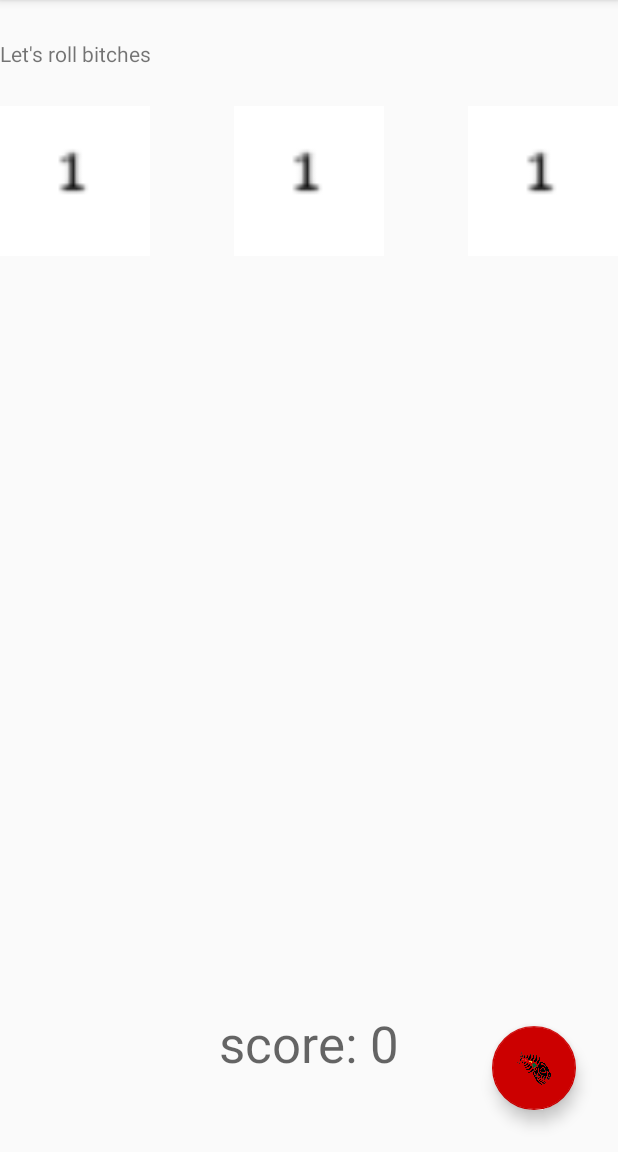
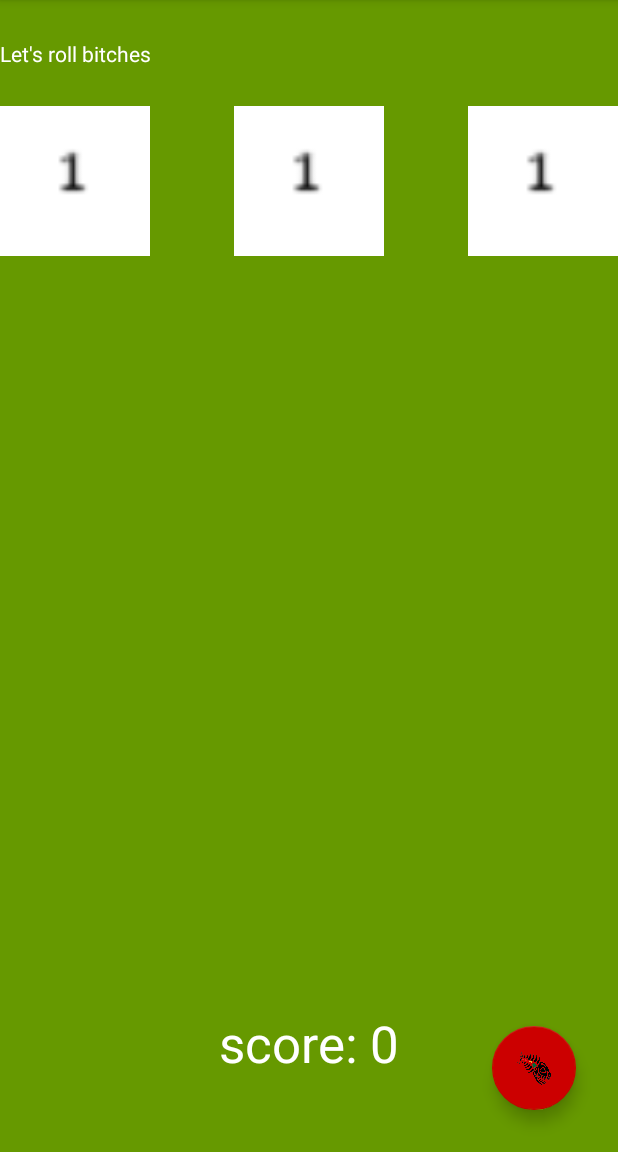
Before and after one commit to NaturalBornCamper/lynda_android_app_development_quick_start_2016_12, an Android app: the screen it shows after launch (MainActivity), on a phone screen of 412 x 824 dp, the part 84-1236 px from its top. Run offline under Robolectric (Android 15) with nearby library versions, the phone set to English and light mode, and no system bars.

Commit message:
After video 4.14 =Change background color and text color

```diff
--- a/app/src/main/res/layout/content_main.xml
+++ b/app/src/main/res/layout/content_main.xml
@@ -4,6 +4,7 @@
     xmlns:tools="http://schemas.android.com/tools"
     android:layout_width="match_parent"
     android:layout_height="match_parent"
+    android:background="@android:color/holo_green_dark"
     app:layout_behavior="@string/appbar_scrolling_view_behavior"
     tools:context="com.naturalborncamper.diceout.MainActivity"
     tools:showIn="@layout/activity_main">
@@ -12,37 +13,38 @@
         android:id="@+id/rollResult"
         android:layout_width="wrap_content"
         android:layout_height="wrap_content"
-        android:text="Let's roll bitches"
-        android:layout_alignParentTop="true"
         android:layout_alignParentLeft="true"
         android:layout_alignParentStart="true"
-        android:layout_marginTop="82dp" />
+        android:layout_alignParentTop="true"
+        android:layout_marginTop="82dp"
+        android:text="Let's roll bitches"
+        android:textColor="@android:color/white" />
 
     <ImageView
+        android:id="@+id/dice1Image"
         android:layout_width="100dp"
         android:layout_height="100dp"
-        android:id="@+id/dice1Image"
+        android:layout_alignParentLeft="true"
         android:layout_below="@id/rollResult"
         android:layout_marginTop="25dp"
-        android:layout_alignParentLeft="true"
         android:src="@drawable/dice1" />
 
     <ImageView
+        android:id="@+id/dice2Image"
         android:layout_width="100dp"
         android:layout_height="100dp"
-        android:id="@+id/dice2Image"
         android:layout_below="@id/rollResult"
+        android:layout_centerHorizontal="true"
         android:layout_marginTop="25dp"
-        android:layout_centerHorizontal="true"
         android:src="@drawable/dice1" />
 
     <ImageView
+        android:id="@+id/dice3Image"
         android:layout_width="100dp"
         android:layout_height="100dp"
-        android:id="@+id/dice3Image"
+        android:layout_alignParentRight="true"
         android:layout_below="@id/rollResult"
         android:layout_marginTop="25dp"
-        android:layout_alignParentRight="true"
         android:src="@drawable/dice1" />
 
     <TextView
@@ -53,5 +55,6 @@
         android:layout_centerHorizontal="true"
         android:layout_marginBottom="50dp"
         android:text="score: 0"
-        android:textAppearance="@style/TextAppearance.AppCompat.Display1" />
+        android:textAppearance="@style/TextAppearance.AppCompat.Display1"
+        android:textColor="@android:color/white" />
 </RelativeLayout>
```
